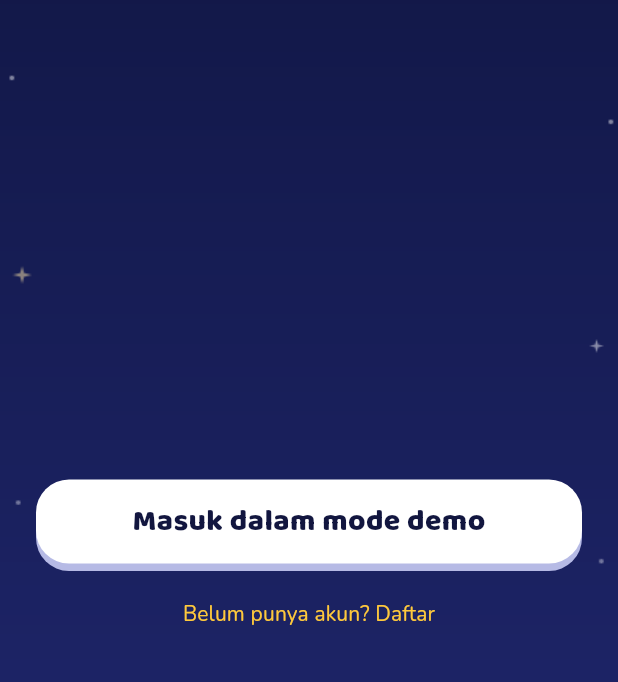
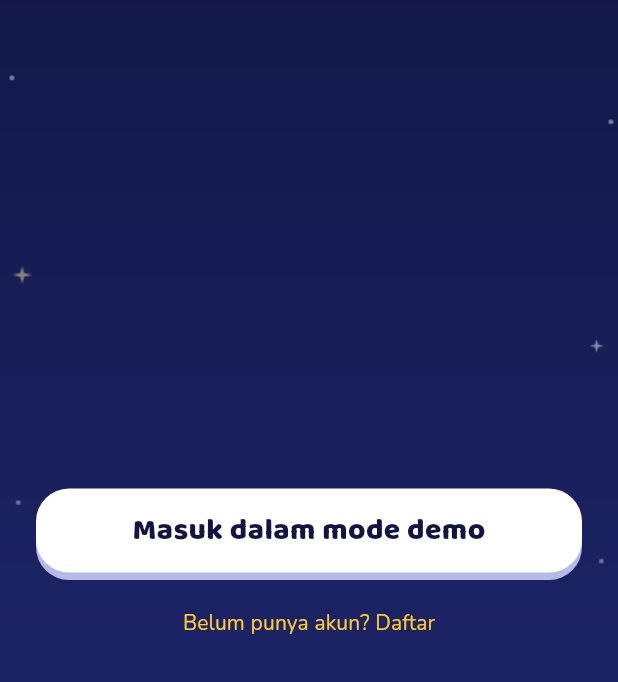
Before and after one commit to hans106/koini-capstone, a Flutter app: the screen it shows after launch, after a tap on "Masuk dalam mode demo", after a tap on the "chevron left" icon, on a phone screen of 412 x 824 dp, the part 554-1236 px from its top. Run offline on Flutter 3.47's test engine with Material 3 defaults, Android fonts, the phone set to English and light mode, and no system bars; our stand-ins replace flutter_riverpod, flutter_secure_storage, go_router, google_sign_in, supabase_flutter; accounts and stored records are empty.

Commit message:
fix(mobile): bersihkan cache lokal akun Supabase, rapikan modal panduan, dan perbaiki spacing transaksi

```diff
--- a/mobile/lib/core/widgets/page.dart
+++ b/mobile/lib/core/widgets/page.dart
@@ -89,7 +89,7 @@ class KPage extends StatelessWidget {
                 ),
                 if (footer != null)
                   Padding(
-                    padding: const EdgeInsets.fromLTRB(24, 0, 24, 22),
+                    padding: const EdgeInsets.fromLTRB(24, 10, 24, 16),
                     child: SizedBox(width: double.infinity, child: footer),
                   ),
               ],
--- a/mobile/lib/features/auth/viewmodels/auth_viewmodel.dart
+++ b/mobile/lib/features/auth/viewmodels/auth_viewmodel.dart
@@ -71,6 +71,9 @@ class AuthViewModel extends Notifier<AuthState> {
     state = AuthState(session: session, busy: true);
     try {
       await ref.read(authServiceProvider).signOut();
+      if (isLiveBackend) {
+        await ref.read(koiniStoreProvider).clearLocalSession();
+      }
       if (ref.mounted) state = const AuthState();
     } catch (_) {
       if (ref.mounted) {
--- a/mobile/lib/features/home/widgets/first_time_guide.dart
+++ b/mobile/lib/features/home/widgets/first_time_guide.dart
@@ -51,6 +51,7 @@ class _FirstTimeGuideCardState extends State<FirstTimeGuideCard> {
     return KCard(
       border: KColors.gold,
       child: Column(
+        mainAxisSize: MainAxisSize.min,
         crossAxisAlignment: CrossAxisAlignment.start,
         children: [
           Row(
--- a/mobile/lib/features/parents/widgets/period_widgets.dart
+++ b/mobile/lib/features/parents/widgets/period_widgets.dart
@@ -75,7 +75,10 @@ class PeriodChart extends StatelessWidget {
                           ],
                         ),
                         const SizedBox(height: 4),
-                        caption(bucket.label, align: TextAlign.center),
+                        FittedBox(
+                          fit: BoxFit.scaleDown,
+                          child: caption(bucket.label, align: TextAlign.center),
+                        ),
                       ],
                     ),
                   ),
--- a/mobile/lib/features/rewards/views/profile_view.dart
+++ b/mobile/lib/features/rewards/views/profile_view.dart
@@ -127,7 +127,9 @@ class _ProfileViewState extends ConsumerState<ProfileView> {
         if (widget.onSignOut case final signOut?)
           TextButton(
             onPressed: signOut,
-            child: const Text('Keluar dari mode demo'),
+            child: Text(
+              store.isRemoteConnected ? 'Keluar akun' : 'Keluar dari mode demo',
+            ),
           ),
       ],
     );
--- a/mobile/lib/features/transactions/views/add_transaction_view.dart
+++ b/mobile/lib/features/transactions/views/add_transaction_view.dart
@@ -185,14 +185,16 @@ class _AddTransactionViewState extends ConsumerState<AddTransactionView> {
         ),
         const Gap(8),
         KField('Catatan (opsional)', memo, hint: kind.label),
-        const Gap(10),
+        const Gap(14),
         Keypad(onDigit: form.enterDigit),
         const Gap(12),
         if (kind == EntryKind.spend) ...[
           KCard(
             border: KColors.peach,
             child: caption(
-              'Jajan terpakai ${rupiah(spending)} minggu ini.\nSisa toples Jajan ${rupiah(form.balance(Jar.jajan))}.',
+              'Jajan terpakai ${rupiah(spending)} ${widget.store.allowancePeriod.currentLabel}.\n'
+              'Sisa toples Jajan ${rupiah(form.balance(Jar.jajan))}.'
+              '${!widget.store.receivedThisPeriod && form.balance(Jar.jajan) == 0 ? '\nKetuk "Terima uang saku" di Beranda dulu supaya toples terisi.' : ''}',
               color: KColors.peach,
             ),
           ),
--- a/mobile/lib/services/koini_store.dart
+++ b/mobile/lib/services/koini_store.dart
@@ -132,6 +132,14 @@ class KoiniStore extends ChangeNotifier {
     await syncFromRemote();
   }
 
+  Future<void> clearLocalSession() async {
+    _data = KoiniData();
+    _pinFailures = 0;
+    _pinLockedUntil = null;
+    await storage.write(jsonEncode(_data.toJson()));
+    notifyListeners();
+  }
+
   Future<void> syncFromRemote() async {
     final repo = remote;
     if (repo == null || !repo.isSignedIn) return;
@@ -140,6 +148,16 @@ class KoiniStore extends ChangeNotifier {
       if (snapshot == null) return;
       if (snapshot.missions.isNotEmpty) {
         _remoteMissions = List.unmodifiable(snapshot.missions);
+      }
+      if (snapshot.anakId == null || snapshot.childName == null) {
+        if (_data.hasProfile) {
+          _data = KoiniData();
+          _pinFailures = 0;
+          _pinLockedUntil = null;
+          await storage.write(jsonEncode(_data.toJson()));
+        }
+        notifyListeners();
+        return;
       }
       if (snapshot.anakId != null && snapshot.childName != null) {
         final next = KoiniData.fromJson(_data.toJson());
```
Also changed, not shown: 1 other file.
